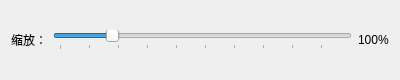
First picture: the form in DisposeAbstract/DisposePSD/ui/ControlWidPSD.ui, repository 3548848289/UniFileHub, before the edit.
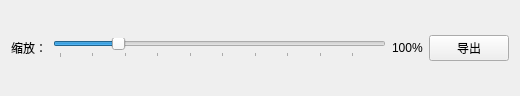
Second picture: the form after the edit.

Commit message: 优化PSD文件的显示，新的psd以png导出功能

```diff
--- a/DisposeAbstract/DisposePSD/ui/ControlWidPSD.ui
+++ b/DisposeAbstract/DisposePSD/ui/ControlWidPSD.ui
@@ -6,8 +6,8 @@
    <rect>
     <x>0</x>
     <y>0</y>
-    <width>400</width>
-    <height>80</height>
+    <width>520</width>
+    <height>96</height>
    </rect>
   </property>
   <property name="windowTitle">
@@ -58,6 +58,13 @@
        </property>
       </widget>
      </item>
+     <item>
+      <widget class="QPushButton" name="exportButton">
+       <property name="text">
+        <string>导出</string>
+       </property>
+      </widget>
+     </item>
     </layout>
    </item>
   </layout>
```
Left out of the diff: 32 changed lines with no effect on the pictures. The commit also changes 12 other files.
